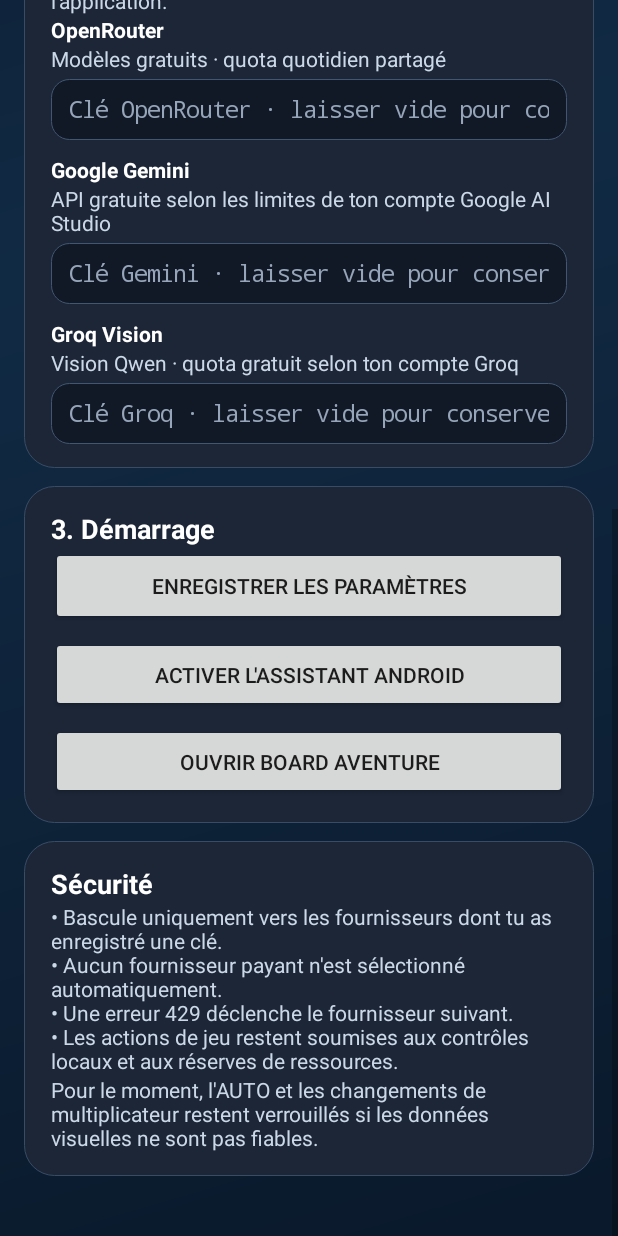
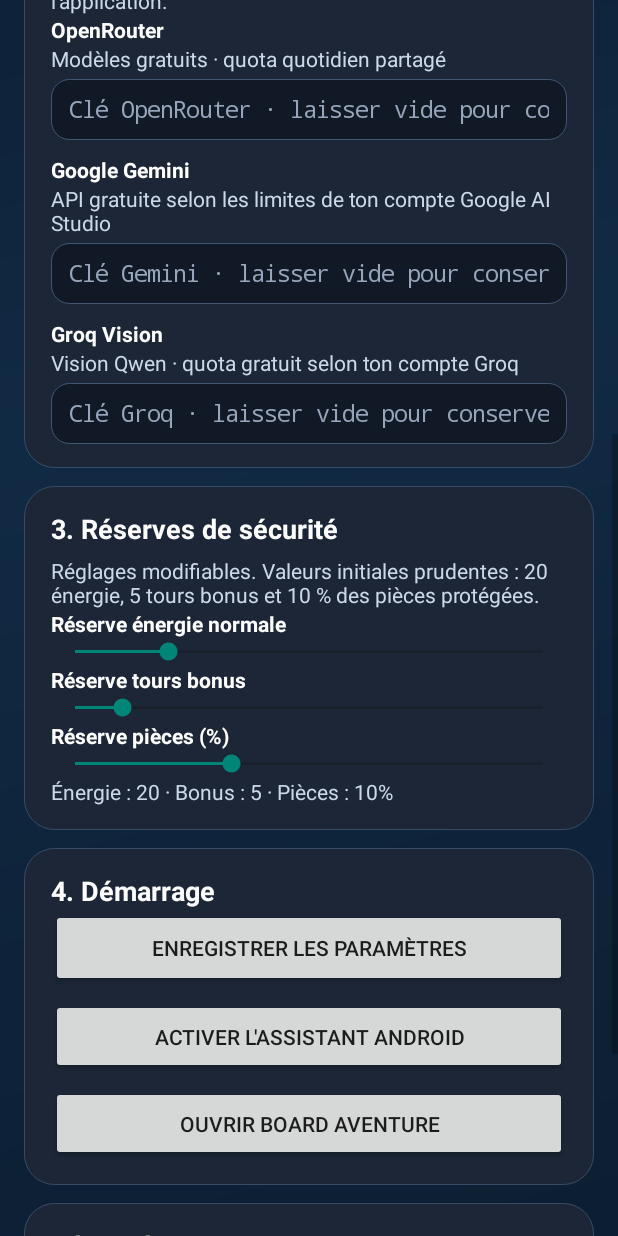
Before and after one commit to nul353000-tech/board-aventure-ia, an Android app: the screen it shows after launch (MainActivity), scrolled down 576 dp, on a phone screen of 412 x 824 dp. Run offline under Robolectric (Android 15) with nearby library versions, the phone set to English and light mode, and no system bars.

Commit message:
Add adjustable safety reserve controls to simplified settings screen

```diff
--- a/BoardAventureIA/app/src/main/java/fr/boardaventure/ia/MainActivity.kt
+++ b/BoardAventureIA/app/src/main/java/fr/boardaventure/ia/MainActivity.kt
@@ -17,6 +17,7 @@ import android.widget.Button
 import android.widget.EditText
 import android.widget.LinearLayout
 import android.widget.ScrollView
+import android.widget.SeekBar
 import android.widget.Spinner
 import android.widget.TextView
 import androidx.activity.ComponentActivity
@@ -30,6 +31,10 @@ class MainActivity : ComponentActivity() {
     private lateinit var groqKey: EditText
     private lateinit var status: TextView
     private lateinit var summary: TextView
+    private lateinit var energyReserve: SeekBar
+    private lateinit var bonusReserve: SeekBar
+    private lateinit var coinReserve: SeekBar
+    private lateinit var reserveSummary: TextView
 
     private val providers = listOf("OpenRouter", "Google Gemini", "Groq")
     private val providerIds = listOf("openrouter", "gemini", "groq")
@@ -187,7 +192,31 @@ class MainActivity : ComponentActivity() {
         groqKey = field("Clé Groq · laisser vide pour conserver")
         keysCard.addView(groqKey)
 
-        val actions = addSection(root, "3. Démarrage")
+        val reserveCard = addSection(root, "3. Réserves de sécurité", "Réglages modifiables. Valeurs initiales prudentes : 20 énergie, 5 tours bonus et 10 % des pièces protégées.")
+        fun addReserve(label: String, max: Int, initial: Int): SeekBar {
+            reserveCard.addView(heading(label, 14f))
+            val bar = SeekBar(this).apply {
+                this.max = max
+                progress = initial
+                minimumHeight = dp(48)
+            }
+            reserveCard.addView(bar)
+            return bar
+        }
+        energyReserve = addReserve("Réserve énergie normale", 100, store.energyReserve().toInt())
+        bonusReserve = addReserve("Réserve tours bonus", 50, store.bonusReserve().toInt())
+        coinReserve = addReserve("Réserve pièces (%)", 30, store.coinReservePercent().toInt())
+        reserveSummary = body("")
+        reserveCard.addView(reserveSummary)
+        val updateReserveText = {
+            reserveSummary.text = "Énergie : ${energyReserve.progress} · Bonus : ${bonusReserve.progress} · Pièces : ${coinReserve.progress}%"
+        }
+        energyReserve.setOnSeekBarChangeListener(reserveListener { updateReserveText() })
+        bonusReserve.setOnSeekBarChangeListener(reserveListener { updateReserveText() })
+        coinReserve.setOnSeekBarChangeListener(reserveListener { updateReserveText() })
+        updateReserveText()
+
+        val actions = addSection(root, "4. Démarrage")
         actions.addView(Button(this).apply {
             text = "ENREGISTRER LES PARAMÈTRES"
             textSize = 14f
@@ -224,6 +253,12 @@ class MainActivity : ComponentActivity() {
         refreshStatus()
     }
 
+    private fun reserveListener(onChanged: () -> Unit) = object : SeekBar.OnSeekBarChangeListener {
+        override fun onProgressChanged(seekBar: SeekBar?, progress: Int, fromUser: Boolean) = onChanged()
+        override fun onStartTrackingTouch(seekBar: SeekBar?) = Unit
+        override fun onStopTrackingTouch(seekBar: SeekBar?) = Unit
+    }
+
     private fun saveSettings() {
         val selectedProvider = providerIds[provider.selectedItemPosition.coerceIn(providerIds.indices)]
         val selectedModel = model.selectedItem?.toString().orEmpty()
@@ -236,6 +271,7 @@ class MainActivity : ComponentActivity() {
         if (groqKey.text.isNotBlank()) store.saveProviderKey("groq", groqKey.text.toString().trim())
         store.saveProvider(selectedProvider)
         if (selectedProvider == "openrouter") store.saveModel(selectedModel)
+        store.saveRiskSettings(energyReserve.progress.toLong(), bonusReserve.progress.toLong(), coinReserve.progress.toLong())
         openRouterKey.text.clear()
         geminiKey.text.clear()
         groqKey.text.clear()
@@ -251,6 +287,7 @@ class MainActivity : ComponentActivity() {
             if (!store.providerKey("groq").isNullOrBlank()) add("Groq")
         }
         status.text = if (configured.isEmpty()) "Aucun fournisseur configuré" else "Fournisseurs prêts : " + configured.joinToString(" · ")
+        if (::reserveSummary.isInitialized) reserveSummary.text = "Énergie : ${store.energyReserve()} · Bonus : ${store.bonusReserve()} · Pièces : ${store.coinReservePercent()}%"
         summary.text = "Préféré : ${providerIds.firstOrNull { it == store.provider() } ?: "openrouter"} · " +
             if (isAccessibilityServiceEnabled()) "Service Android actif" else "Service Android à activer"
     }
```
